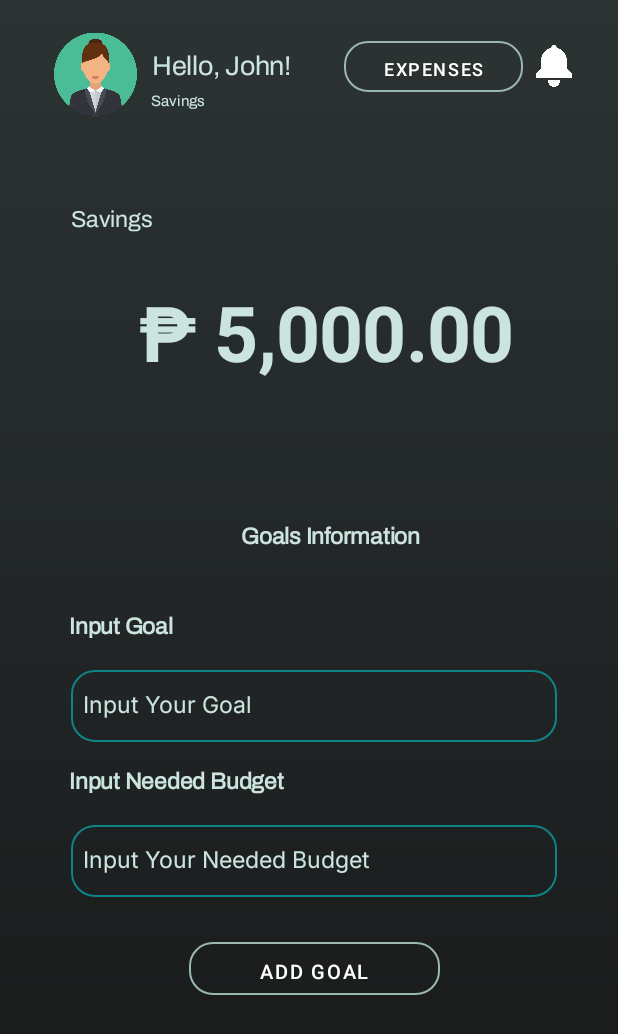
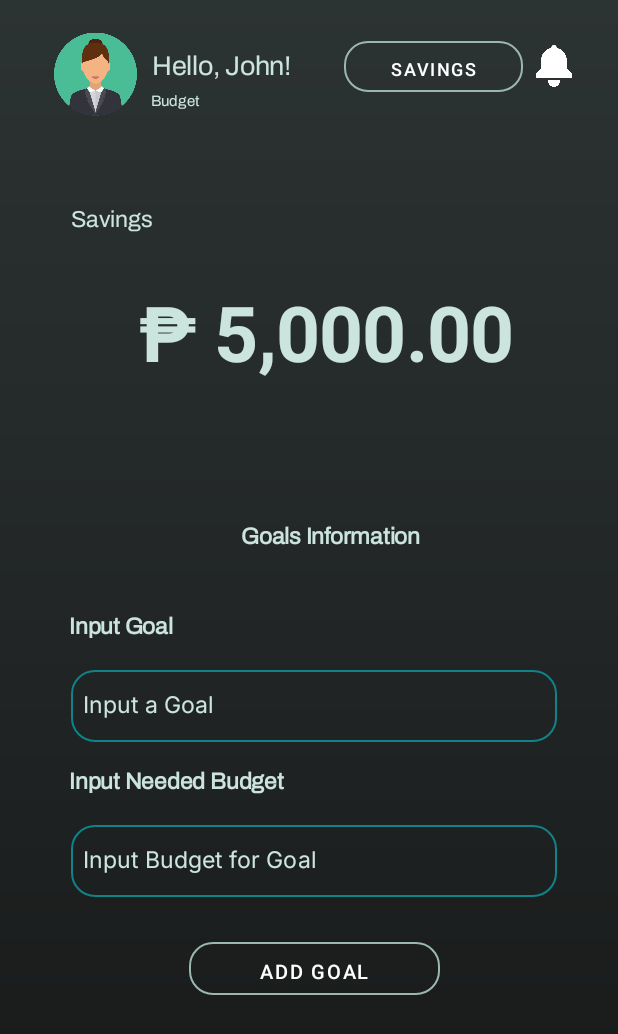
Before and after one commit to ritchelmendaros/ThriftyMind-Final, an Android app: the layout activity_add_goals.xml on its own in the app's theme, with its tools: preview values and no code run, on a phone screen of 412 x 824 dp. Shown: the top 1034 px of the screen. Run offline under Robolectric (Android 15) with nearby library versions, the phone set to English and light mode, and no system bars.

Commit message:
Added AddGoals UI

```diff
--- a/app/src/main/res/layout/activity_add_goals.xml
+++ b/app/src/main/res/layout/activity_add_goals.xml
@@ -21,7 +21,7 @@
         tools:ignore="MissingConstraints">
 
         <include
-            layout="@layout/expensesheader"
+            layout="@layout/header"
             android:layout_width="393dp"
             android:layout_height="wrap_content"
             android:layout_marginStart="2dp"
@@ -129,7 +129,7 @@
             android:background="@drawable/textbackground"
             android:ems="10"
             android:fontFamily="@font/inter"
-            android:hint="Input Your Goal"
+            android:hint="Input a Goal"
             android:layout_gravity="center_horizontal"
             android:inputType="textPersonName"
             android:paddingStart="8dp"
@@ -157,13 +157,13 @@
             android:textStyle="bold" />
 
         <EditText
-            android:id="@+id/txtNeededGoalBudget"
+            android:id="@+id/txtAllotedGoal"
             android:layout_width="324dp"
             android:layout_height="48dp"
             android:background="@drawable/textbackground"
             android:ems="10"
             android:fontFamily="@font/inter"
-            android:hint="Input Your Needed Budget"
+            android:hint="Input Budget for Goal"
             android:textSize="15dp"
             android:layout_gravity="center_horizontal"
             android:inputType="textPersonName"
```
Also changed, not shown: app/src/main/java/com/example/thriftymindfinal/AddGoals.java (+14 -1 lines).
